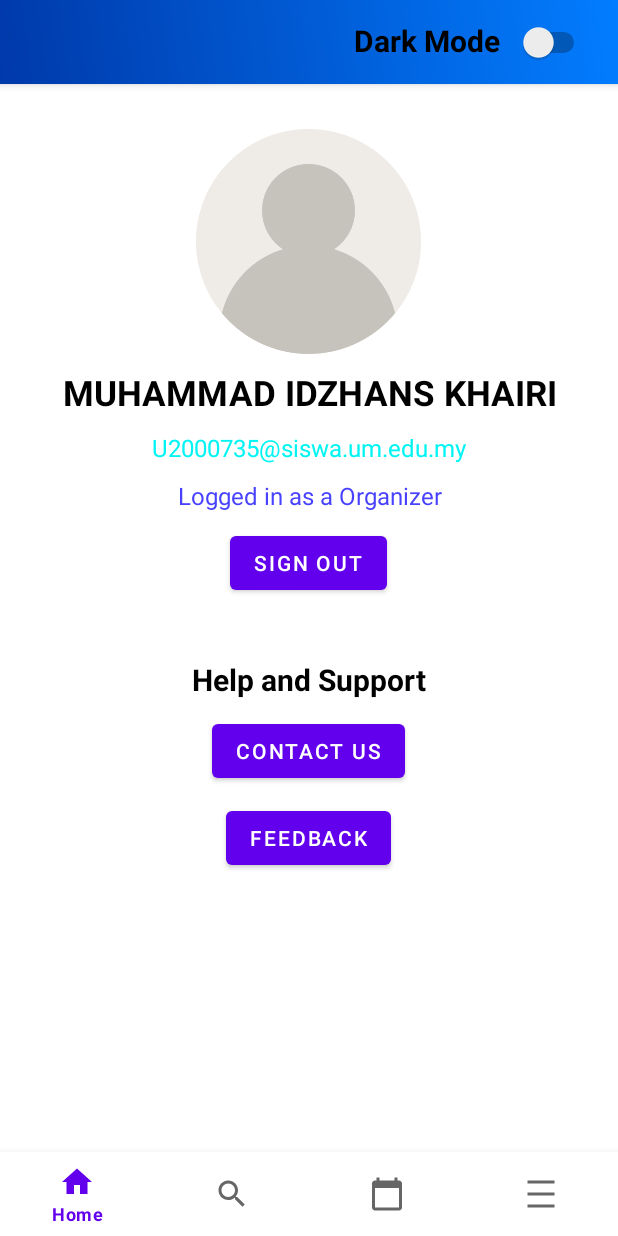
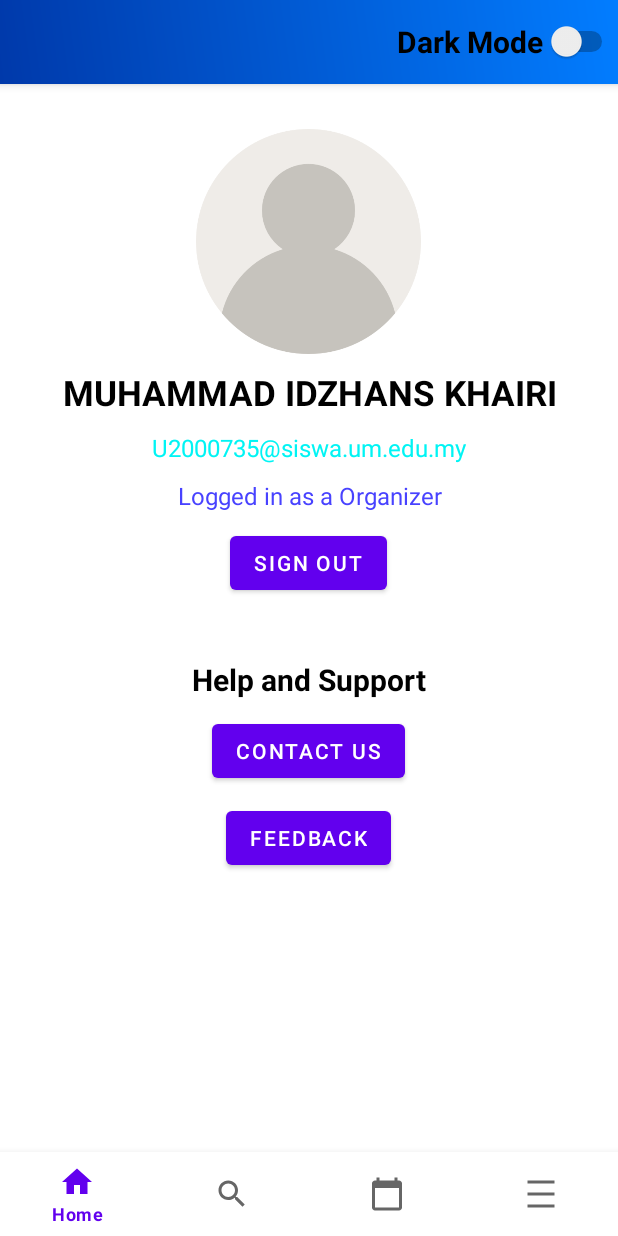
Before and after one commit to IdzhansKhairi/UM_Events, an Android app: the fragment SettingClientFragment placed in its activity, on a phone screen of 412 x 824 dp. Run offline under Robolectric (Android 15) with nearby library versions, the phone set to English and light mode, and no system bars; Roboto replaces fonts that are not available here.

Commit message:
Iman Gay

```diff
--- a/app/src/main/res/layout/profile_toolbar.xml
+++ b/app/src/main/res/layout/profile_toolbar.xml
@@ -2,9 +2,9 @@
 <androidx.appcompat.widget.Toolbar xmlns:android="http://schemas.android.com/apk/res/android"
     xmlns:tools="http://schemas.android.com/tools"
     android:layout_width="match_parent"
-android:layout_height="wrap_content"
-android:background="@drawable/blue_gradient_umtouch"
-android:elevation="4dp"
+    android:layout_height="wrap_content"
+    android:background="@drawable/blue_gradient_umtouch"
+    android:elevation="4dp"
     android:id="@+id/profileTB"
     >
 
@@ -12,16 +12,15 @@ android:elevation="4dp"
         android:id="@+id/switchLayout"
         android:layout_width="wrap_content"
         android:layout_height="wrap_content"
-        android:orientation="horizontal">
+        android:orientation="horizontal"
+        android:layout_gravity="right">
 
         <TextView
             style="@style/TEXT"
-            android:layout_marginLeft="220dp"
             android:layout_width="wrap_content"
-            android:layout_height="match_parent"
-            android:paddingEnd="10dp"
+            android:layout_height="wrap_content"
             android:text="Dark Mode"
-            android:textSize="20sp"
+            android:textSize="20dp"
             android:textStyle="bold" />
 
         <Switch
@@ -29,7 +28,6 @@ android:elevation="4dp"
             android:layout_width="50dp"
             android:layout_height="match_parent"
             android:layout_gravity="center"
-            android:layout_marginLeft="0dp"
             tools:ignore="UseSwitchCompatOrMaterialXml" />
 
     </LinearLayout>
```
Also changed, not shown: app/src/main/java/com/example/um_event/LoginActivity.java (+0 -18 lines), app/src/main/res/layout/activity_login.xml (+0 -7 lines).
